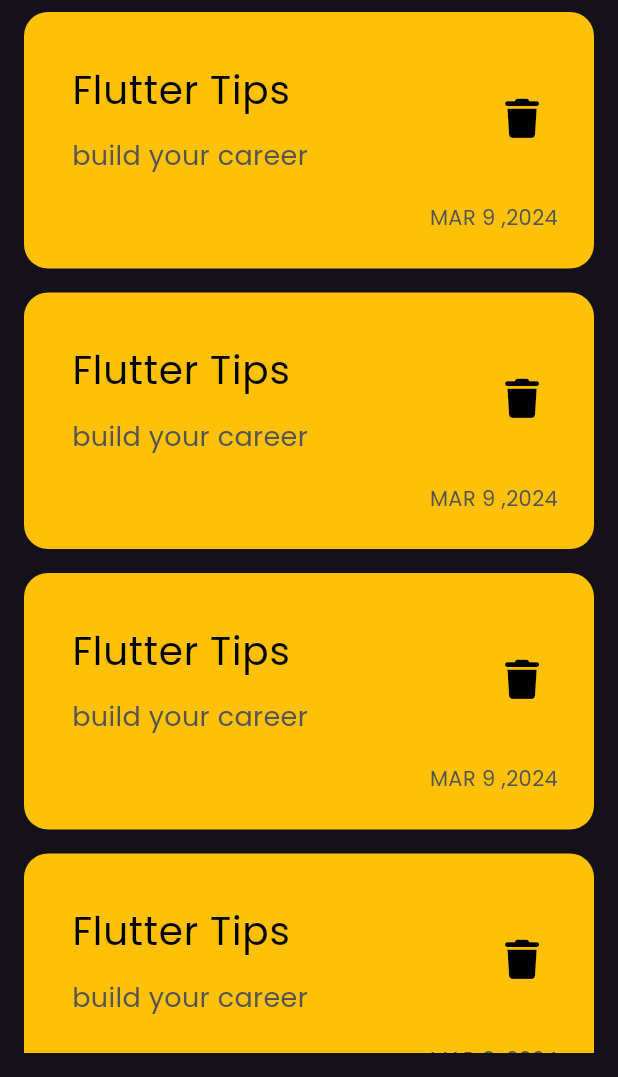
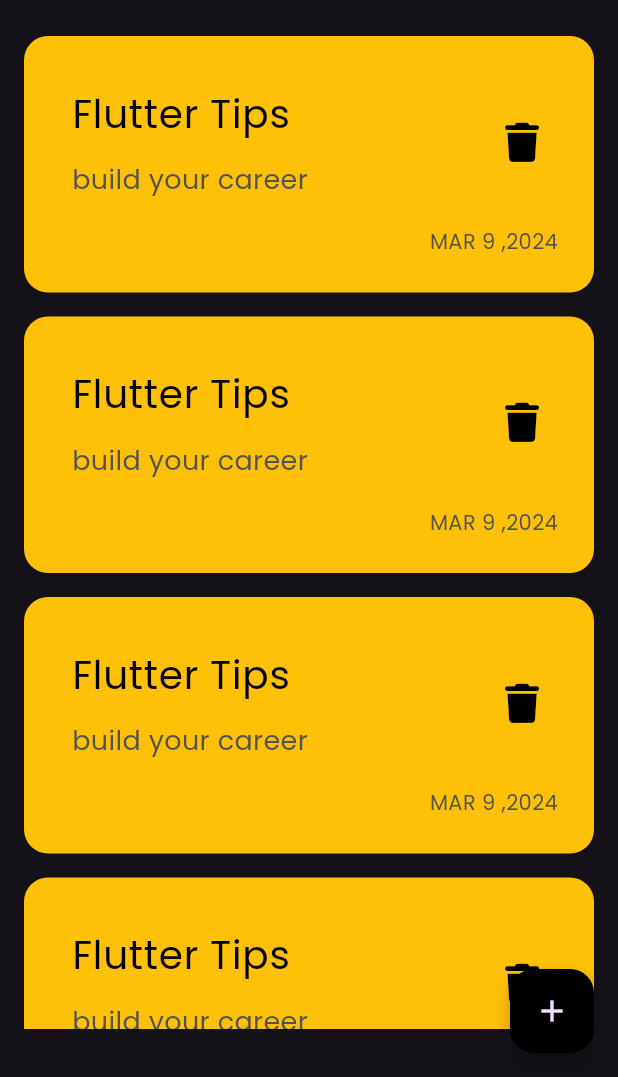
Before and after one commit to abdelrahmanmaher17/notes_app, a Flutter app: the screen it shows after launch, on a phone screen of 412 x 824 dp, the part 159-1236 px from its top. Run offline on Flutter 3.47's test engine with Material 3 defaults, Android fonts, the phone set to English and light mode, and no system bars; our stand-ins replace font_awesome_flutter.

```diff
--- a/lib/views/notes_view.dart
+++ b/lib/views/notes_view.dart
@@ -1,4 +1,5 @@
 import 'package:flutter/material.dart';
+import 'package:notes_app/widgets/add_note_bottom_shet.dart';
 import 'package:notes_app/widgets/notes_view_body.dart';
 
 class NotesView extends StatelessWidget {
@@ -6,8 +7,19 @@ class NotesView extends StatelessWidget {
 
   @override
   Widget build(BuildContext context) {
-    return const Scaffold(
-      body: NotesViewBody(),
+    return Scaffold(
+      floatingActionButton: FloatingActionButton(
+        backgroundColor: Colors.black,
+        onPressed: () {
+          showModalBottomSheet(
+              context: context,
+              builder: (context) {
+                return const AddNoteBottomShet();
+              });
+        },
+        child: const Icon(Icons.add),
+      ),
+      body: const NotesViewBody(),
     );
   }
 }
--- a/lib/widgets/notes_list_view.dart
+++ b/lib/widgets/notes_list_view.dart
@@ -6,11 +6,16 @@ class NotesListView extends StatelessWidget {
 
   @override
   Widget build(BuildContext context) {
-    return ListView.builder(itemBuilder: (context,index){
-      return const Padding(
-        padding:  EdgeInsets.symmetric(vertical: 8),
-        child:  NoteItem(),
-      );
-    });
+    return Padding(
+      padding: const EdgeInsets.symmetric(vertical: 16),
+      child: ListView.builder(
+        padding: EdgeInsets.zero,
+        itemBuilder: (context,index){
+        return const Padding(
+          padding:  EdgeInsets.symmetric(vertical: 8),
+          child:  NoteItem(),
+        );
+      }),
+    );
   }
 }
--- a/lib/widgets/notes_view_body.dart
+++ b/lib/widgets/notes_view_body.dart
@@ -5,6 +5,7 @@ import 'package:notes_app/widgets/notes_list_view.dart';
 
 class NotesViewBody extends StatelessWidget {
   const NotesViewBody({super.key});
+
 
   @override
   Widget build(BuildContext context) {
```
Also changed, not shown: lib/widgets/add_note_bottom_shet.dart (added, +10 -0 lines).
